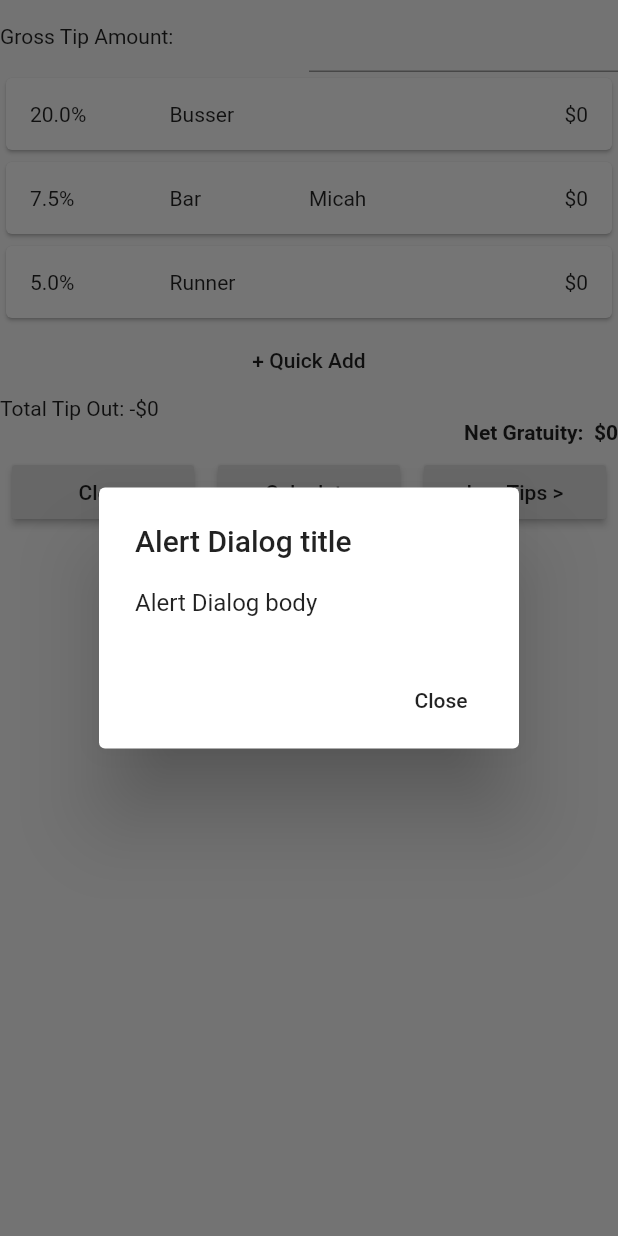
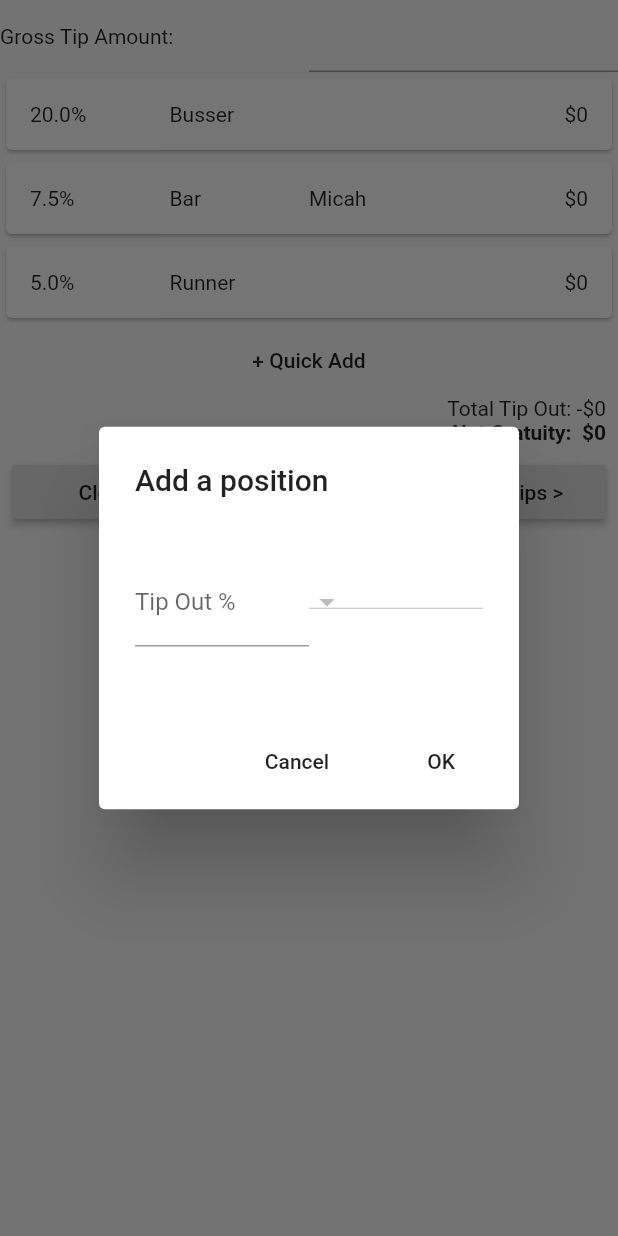
Before and after one commit to matthewjames/TYFT_Flutter, a Flutter app: the TipOutCalculatorPage screen opened directly, after a tap on "+ Quick Add", on a phone screen of 412 x 824 dp. Run offline on Flutter 3.47's test engine with Material 2 defaults, Android fonts, the phone set to English and light mode, and no system bars.

Commit message:
TipOutCalculator: Add/Edit Position dialog added

```diff
--- a/lib/page_tip_out_calculator.dart
+++ b/lib/page_tip_out_calculator.dart
@@ -1,5 +1,6 @@
 import 'package:flutter/material.dart';
 import 'package:tyft_f/Position.dart';
+import 'package:tyft_f/page_shift_log.dart';
 
 class TipOutCalculatorPage extends StatefulWidget {
   String title = 'Tip Out Calculator';
@@ -47,19 +48,54 @@ class _TipOutCalculatorPageState extends State<TipOutCalculatorPage> {
     });
   }
 
-  void _showDialog() {
+  void _showPositionEditorDialog(title) {
     // flutter defined function
     showDialog(
       context: context,
       builder: (BuildContext context) {
         // return object of type Dialog
         return AlertDialog(
-          title: new Text("Alert Dialog title"),
-          content: new Text("Alert Dialog body"),
+          title: Text(title),
+          content: Container(
+            height: 100,
+            child: Column(
+                children: <Widget>[
+                  Expanded(
+                    child: Row(
+                      children: <Widget>[
+                        Expanded(
+                          child: TextField(
+                            autofocus: false,
+                            decoration: InputDecoration(
+                              labelText: 'Tip Out %',
+                            ),
+                            onChanged: (value){
+
+                            },
+                          ),
+                        ),
+                        Expanded(
+                          child: DropdownButton(
+                            items: null,
+                            onChanged: null,
+                          ),
+                        )
+                      ],
+                    ),
+                  ),
+                ],
+            ),
+          ),
           actions: <Widget>[
             // usually buttons at the bottom of the dialog
-            new FlatButton(
-              child: new Text("Close"),
+            FlatButton(
+              child: Text("Cancel"),
+              onPressed: () {
+                Navigator.of(context).pop();
+              },
+            ),
+            FlatButton(
+              child: Text("OK"),
               onPressed: () {
                 Navigator.of(context).pop();
               },
@@ -74,8 +110,6 @@ class _TipOutCalculatorPageState extends State<TipOutCalculatorPage> {
   Widget build(BuildContext context) {
     return new Scaffold(
       body: Column(
-//        crossAxisAlignment: CrossAxisAlignment.center,
-//        mainAxisSize: MainAxisSize.min,
         children: <Widget>[
           Row(
             children: <Widget>[
@@ -114,28 +148,28 @@ class _TipOutCalculatorPageState extends State<TipOutCalculatorPage> {
           Center(
             child: FlatButton(
               onPressed: (){
-                _showDialog();
+                _showPositionEditorDialog('Add a position');
               },
               child: Text('+ Quick Add'),
             ),
           ),
           Column(
             children: <Widget>[
-              Row(
-                children: <Widget>[
-                  Container(
-                    padding: const EdgeInsets.only(right: 4.0),
-                      child: Text('Total Tip Out: -\$$_totalTipOut',
+              Container(
+                alignment: Alignment.centerRight,
+                padding: const EdgeInsets.only(right: 8.0),
+                child:
+                  Text('Total Tip Out: -\$$_totalTipOut',
                   textAlign: TextAlign.end,
-                  )),
-                ],
+                  ),
               ),
-              Row(
-                children: <Widget>[
-                  Expanded(child: Text('Net Gratuity:  \$$_netGratuity',
+              Container(
+                alignment: Alignment.centerRight,
+                padding: const EdgeInsets.only(right: 8.0),
+                child:
+                  Text('Net Gratuity:  \$$_netGratuity',
                       textAlign: TextAlign.end,
-                      style: TextStyle(fontWeight: FontWeight.bold))),
-                ],
+                      style: TextStyle(fontWeight: FontWeight.bold)),
               ),
               Row(
                 children: <Widget>[
@@ -164,7 +198,11 @@ class _TipOutCalculatorPageState extends State<TipOutCalculatorPage> {
                     child: Container(
                       padding: const EdgeInsets.all(8.0),
                       child: RaisedButton(
-                          onPressed: (){},
+                          onPressed: (){
+                            setState(() {
+                              ShiftLogPage();
+                            });
+                          },
                           child: Text('Log Tips >')),
                     ),
                   )
```
Also changed, not shown: lib/page_create_shift_record.dart (added, +29 -0 lines).
